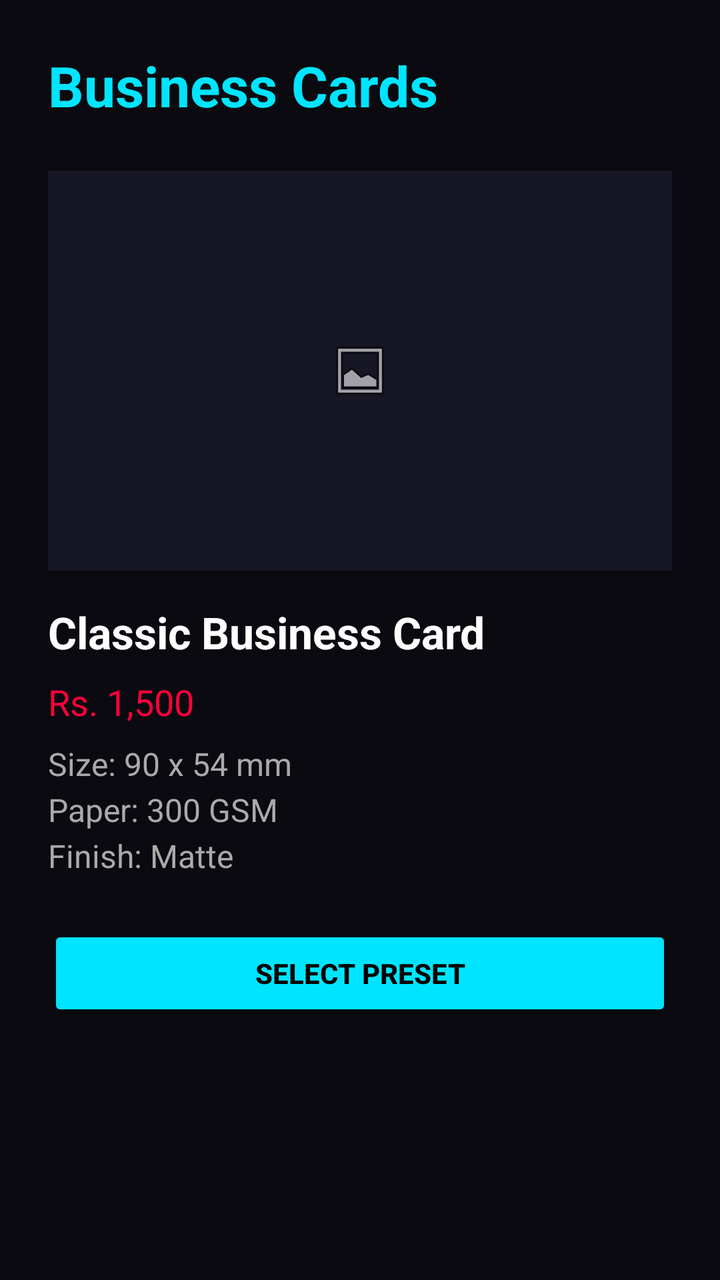
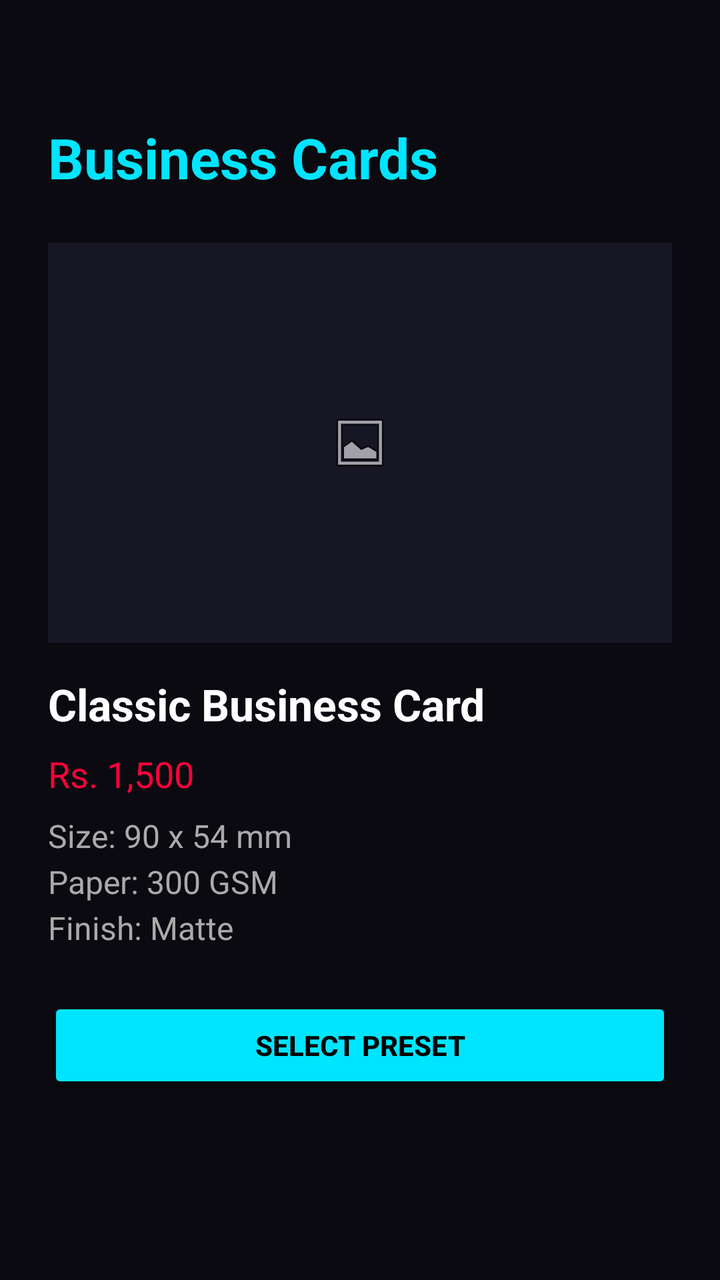

Before-and-after screenshots of an Android layout around one commit, followed by the original layout XML and the change that was made.
<!-- AndroidManifest.xml: application theme Theme.PrintXpress -->
<!-- res/layout/activity_product_preset.xml -->
<?xml version="1.0" encoding="utf-8"?>
<RelativeLayout xmlns:android="http://schemas.android.com/apk/res/android"
    android:layout_width="match_parent"
    android:layout_height="match_parent"
    android:background="#0A0A10">

    <ScrollView
        android:layout_width="match_parent"
        android:layout_height="match_parent"
        android:padding="24dp">

        <LinearLayout
            android:layout_width="match_parent"
            android:layout_height="wrap_content"
            android:orientation="vertical">

            <TextView
                android:id="@+id/tvProductTitle"
                android:layout_width="match_parent"
                android:layout_height="wrap_content"
                android:text="Business Cards"
                android:textSize="28sp"
                android:textStyle="bold"
                android:textColor="#00E5FF"
                android:layout_marginBottom="24dp"/>

            
            <ImageView
                android:layout_width="match_parent"
                android:id="@+id/ivPresetImage"
                android:layout_height="200dp"
                android:src="@android:drawable/ic_menu_gallery"
                android:background="#161625"
                android:scaleType="centerInside"
                android:layout_marginBottom="16dp"/>

            
            <TextView
                android:id="@+id/tvPresetName"
                android:layout_width="match_parent"
                android:layout_height="wrap_content"
                android:text="Classic Business Card"
                android:textSize="22sp"
                android:textStyle="bold"
                android:textColor="#FFFFFF"
                android:layout_marginBottom="8dp"/>

            <TextView
                android:id="@+id/tvPresetPrice"
                android:layout_width="match_parent"
                android:layout_height="wrap_content"
                android:text="Rs. 1,500"
                android:textSize="18sp"
                android:textColor="#FF003C"
                android:layout_marginBottom="8dp"/>

            <TextView
                android:id="@+id/tvPresetSpecs"
                android:layout_width="match_parent"
                android:layout_height="wrap_content"
                android:text="Size: 90 x 54 mm\nPaper: 300 GSM\nFinish: Matte"
                android:textSize="16sp"
                android:textColor="#AAAAAA"
                android:lineSpacingExtra="4dp"
                android:layout_marginBottom="24dp"/>

            <androidx.appcompat.widget.AppCompatButton
                android:id="@+id/btnSelectPreset"
                android:layout_width="match_parent"
                android:layout_height="wrap_content"
                android:text="SELECT PRESET"
                android:textColor="#000000"
                android:backgroundTint="#00E5FF"
                android:padding="12dp"
                android:textStyle="bold"/>
        </LinearLayout>
    </ScrollView>
</RelativeLayout>
<!-- resources referenced by this layout -->
<resources>
  <style name="Theme.PrintXpress" parent="Base.Theme.PrintXpress" />
  <style name="Base.Theme.PrintXpress" parent="Theme.MaterialComponents.DayNight.NoActionBar">
          
          <item name="colorPrimary">@color/cyber_cyan</item>
          <item name="colorPrimaryVariant">@color/cyber_purple</item>
          <item name="colorOnPrimary">@color/white</item>
          <item name="colorSecondary">@color/cyber_pink</item>
  
          
          <item name="android:windowBackground">@color/cyber_light_bg</item>
          <item name="colorSurface">@color/cyber_card_light</item>
          <item name="android:textColor">@color/black</item>
      </style>
  <color name="cyber_cyan">#00E5FF</color>
  <color name="cyber_purple">#9D00FF</color>
  <color name="white">#FFFFFFFF</color>
  <color name="cyber_pink">#FF003C</color>
  <color name="cyber_light_bg">#F4F4FA</color>
  <color name="cyber_card_light">#FFFFFF</color>
  <color name="black">#FF000000</color>
</resources>

<!-- the commit's change to res/layout/activity_product_preset.xml (unified diff, before → after) -->
@@ -7,7 +7,10 @@
     <ScrollView
         android:layout_width="match_parent"
         android:layout_height="match_parent"
-        android:padding="24dp">
+        android:paddingStart="24dp"
+        android:paddingEnd="24dp"
+        android:paddingBottom="24dp"
+        android:paddingTop="60dp">
 
         <LinearLayout
             android:layout_width="match_parent"
